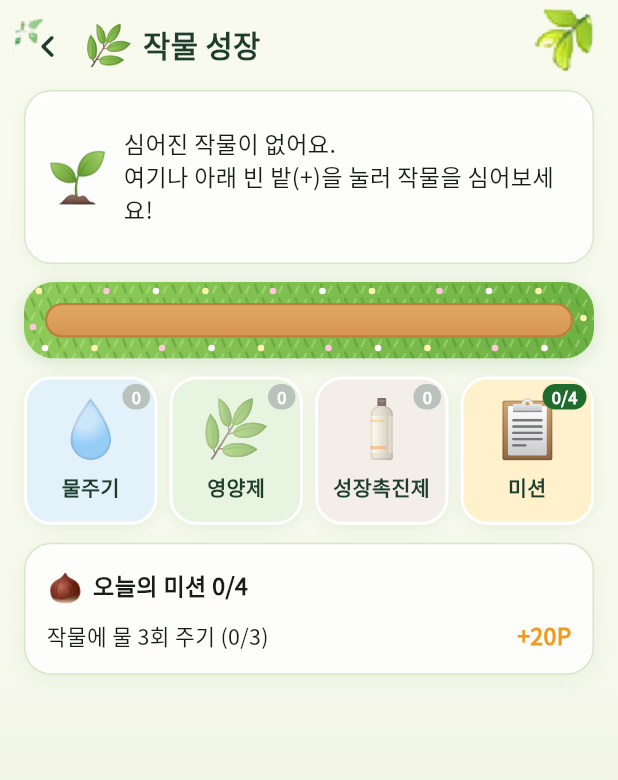
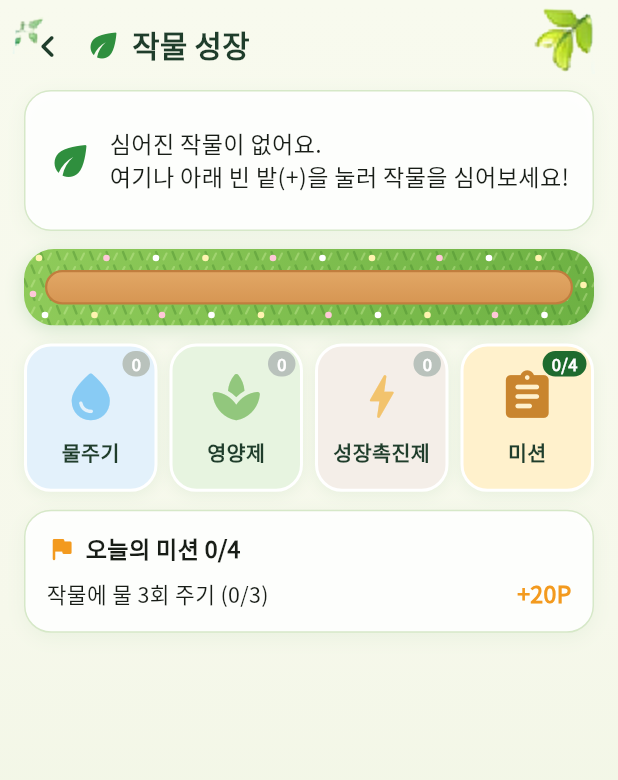
Before and after one commit to KIMGAYEONG12/sise_nongbu, a Flutter app: the CropGrowthPage screen opened directly, on a phone screen of 412 x 824 dp. Shown: the top 780 px of the screen. Run offline on Flutter 3.47's test engine with Material 3 defaults, Android fonts, the phone set to English and light mode, and no system bars; our stand-ins replace cloud_firestore, firebase_auth, firebase_core, firebase_messaging, flutter_local_notifications, flutter_riverpod and 4 more; accounts and stored records are empty.

Commit message:
판매 화면 자동 선택 제거(창고에서 누른 작물만 보여 줌), 작물 성장 화면 깜빡임·이모티콘 사라짐 수정(작물 한 번만 그려 흔들기, 벡터 아이콘), 우주 단계 하우스 장식 움직임
Co-Authored-By: Claude Sonnet 5.5 <noreply@anthropic.com>

```diff
--- a/lib/views/crop_growth_page.dart
+++ b/lib/views/crop_growth_page.dart
@@ -163,7 +163,7 @@ class _CropGrowthPageState extends ConsumerState<CropGrowthPage> {
             PageHeader(
               title: '작물 성장',
               center: false,
-              leading: spec == null ? const Text('🌿', style: TextStyle(fontSize: 24, height: 1)) : CropArt(code: spec.code, size: 30),
+              leading: spec == null ? const Icon(Icons.eco_rounded, size: 26, color: AppColors.green) : CropArt(code: spec.code, size: 30),
               onBack: () => Navigator.of(context).pop(),
             ),
             Expanded(
@@ -175,7 +175,7 @@ class _CropGrowthPageState extends ConsumerState<CropGrowthPage> {
                       ? const Padding(
                           padding: EdgeInsets.symmetric(vertical: 10),
                           child: Row(children: [
-                            Text('🌱', style: TextStyle(fontSize: 30)),
+                            Icon(Icons.eco_rounded, size: 32, color: AppColors.green),
                             SizedBox(width: 10),
                             Expanded(child: Text('심어진 작물이 없어요.\n여기나 아래 빈 밭(+)을 눌러 작물을 심어보세요!', style: TextStyle(height: 1.4))),
                           ]),
@@ -204,14 +204,15 @@ class _CropGrowthPageState extends ConsumerState<CropGrowthPage> {
                 const SizedBox(height: 12),
                 // 시안: 물주기(파랑) · 영양제(초록) · 성장촉진제(연베이지) · 미션(노랑). 보유 수는 오른쪽 위 작은 숫자
                 Row(children: [
-                  _ActionButton(emoji: '💧', label: '물주기', tint: const Color(0xFFE3F1FB), count: user.item(itemWater), onTap: () => _use(sel, itemWater)),
+                  _ActionButton(icon: Icons.water_drop_rounded, iconColor: const Color(0xFF4DB3F0), label: '물주기', tint: const Color(0xFFE3F1FB), count: user.item(itemWater), onTap: () => _use(sel, itemWater)),
                   const SizedBox(width: 8),
-                  _ActionButton(emoji: '🌿', label: '영양제', tint: const Color(0xFFE7F4E0), count: user.item(itemFertilizer), onTap: () => _use(sel, itemFertilizer)),
+                  _ActionButton(icon: Icons.spa_rounded, iconColor: const Color(0xFF5BAA3C), label: '영양제', tint: const Color(0xFFE7F4E0), count: user.item(itemFertilizer), onTap: () => _use(sel, itemFertilizer)),
                   const SizedBox(width: 8),
-                  _ActionButton(emoji: '🧴', label: '성장촉진제', tint: const Color(0xFFF4EEE8), count: user.item(itemBooster), onTap: () => _use(sel, itemBooster)),
+                  _ActionButton(icon: Icons.bolt_rounded, iconColor: const Color(0xFFF2A81D), label: '성장촉진제', tint: const Color(0xFFF4EEE8), count: user.item(itemBooster), onTap: () => _use(sel, itemBooster)),
                   const SizedBox(width: 8),
                   _ActionButton(
-                    emoji: '📋',
+                    icon: Icons.assignment_rounded,
+                    iconColor: const Color(0xFFC9852E),
                     label: '미션',
                     tint: const Color(0xFFFFF1CC),
                     badge: '$dailyDone/${dailyMissions.length}',
@@ -223,7 +224,7 @@ class _CropGrowthPageState extends ConsumerState<CropGrowthPage> {
                   onTap: () => Navigator.of(context).push(MaterialPageRoute<void>(builder: (_) => const MissionPage())),
                   child: Column(crossAxisAlignment: CrossAxisAlignment.start, children: [
                     Row(children: [
-                      const Text('🌰', style: TextStyle(fontSize: 18)),
+                      const Icon(Icons.flag_rounded, size: 20, color: Color(0xFFF39A1E)),
                       const SizedBox(width: 6),
                       Text('오늘의 미션 $dailyDone/${dailyMissions.length}', style: const TextStyle(fontWeight: FontWeight.w800)),
                     ]),
@@ -297,8 +298,10 @@ class _GrowthHeader extends StatelessWidget {
 
 /// 시안의 아이템 버튼: 연한 색 카드에 큰 아이콘과 이름. 보유 수는 오른쪽 위 작은 동그라미.
 class _ActionButton extends StatelessWidget {
-  const _ActionButton({required this.emoji, required this.label, required this.onTap, this.count, this.badge, this.tint = Colors.white});
-  final String emoji, label;
+  const _ActionButton({required this.icon, required this.iconColor, required this.label, required this.onTap, this.count, this.badge, this.tint = Colors.white});
+  final IconData icon;
+  final Color iconColor;
+  final String label;
   final Color tint;
   final int? count;
   final String? badge;
@@ -323,7 +326,7 @@ class _ActionButton extends StatelessWidget {
                   boxShadow: [BoxShadow(color: AppColors.green.withValues(alpha: .08), blurRadius: 8, offset: const Offset(0, 2))],
                 ),
                 child: Column(mainAxisAlignment: MainAxisAlignment.center, children: [
-                  Opacity(opacity: empty ? .6 : 1, child: Text(emoji, style: const TextStyle(fontSize: 34, height: 1.1))),
+                  Opacity(opacity: empty ? .6 : 1, child: Icon(icon, size: 38, color: iconColor)),
                   const SizedBox(height: 8),
                   Text(label, textAlign: TextAlign.center, maxLines: 1, overflow: TextOverflow.ellipsis, style: const TextStyle(fontSize: 12.5, fontWeight: FontWeight.w800, color: AppColors.ink)),
                 ]),
@@ -530,7 +533,7 @@ class _SoilTile extends StatelessWidget {
             child: Stack(alignment: Alignment.center, clipBehavior: Clip.none, children: [
               const Positioned.fill(child: CustomPaint(painter: _SoilPainter())),
               crop,
-              if (ready) Positioned(top: -4, right: -2, child: Text('✨', style: TextStyle(fontSize: size * .22, height: 1))),
+              if (ready) Positioned(top: -4, right: -2, child: Icon(Icons.auto_awesome_rounded, size: size * .24, color: const Color(0xFFFFD34E))),
             ]),
           ),
         );
@@ -559,7 +562,8 @@ class SwayingCrop extends StatelessWidget {
   @override
   Widget build(BuildContext context) => AnimatedBuilder(
         animation: animation,
-        child: child,
+        // 작물 그림은 한 번만 그려 두고(RepaintBoundary) 위치·기울기만 바꾼다. 프레임마다 다시 그리면 글자(이모지)로 그린 작물이 깜빡이고 다른 그림이 사라진다.
+        child: RepaintBoundary(child: child),
         builder: (_, kid) {
           final t = animation.value;
           final breathe = 1 + .012 * math.sin((t * 2 + phase * .21) * math.pi * 2);
```
Also changed, not shown: lib/views/sell_page.dart (+4 -11 lines), lib/widgets/greenhouse_art.dart (+39 -19 lines), 1 other file.
